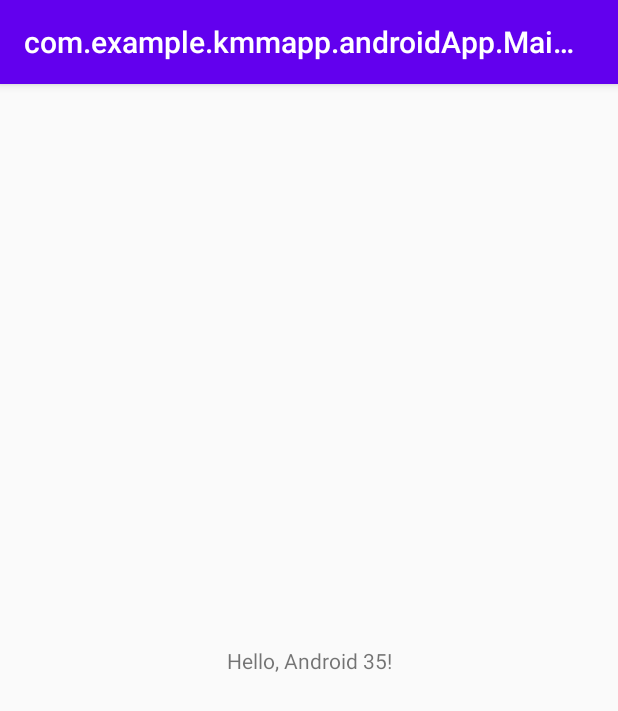
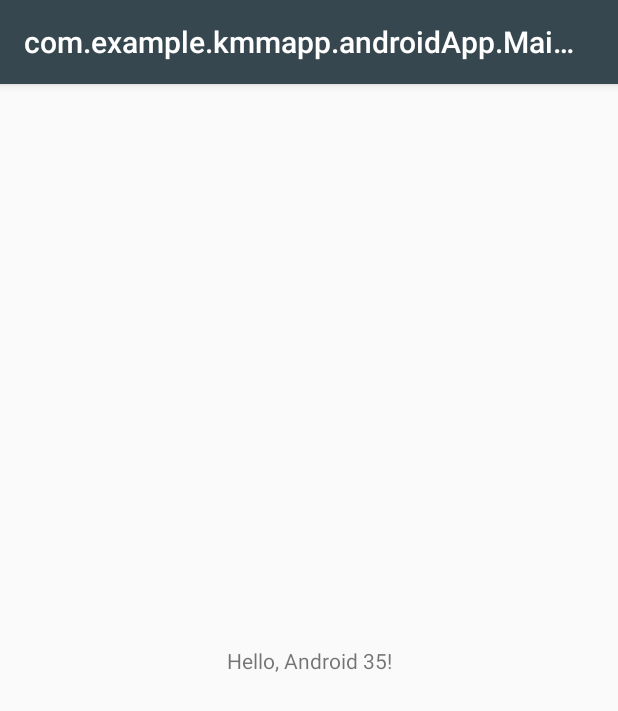
Before and after one commit to ggguille/KmmApp, an Android app: the screen it shows after launch (MainActivity), on a phone screen of 412 x 824 dp. Shown: the top 711 px of the screen. Run offline under Robolectric (Android 15) with nearby library versions, the phone set to English and light mode, and no system bars.

Commit message:
define values

```diff
--- a/androidApp/src/main/res/values/colors.xml
+++ b/androidApp/src/main/res/values/colors.xml
@@ -1,6 +1,10 @@
 <?xml version="1.0" encoding="utf-8"?>
 <resources>
-    <color name="colorPrimary">#6200EE</color>
-    <color name="colorPrimaryDark">#3700B3</color>
-    <color name="colorAccent">#03DAC5</color>
+    <color name="colorPrimary">#37474f</color>
+    <color name="colorPrimaryDark">#102027</color>
+    <color name="colorAccent">#62727b</color>
+
+    <color name="colorSuccessful">#4BB543</color>
+    <color name="colorUnsuccessful">#FC100D</color>
+    <color name="colorNoData">#615F5F</color>
 </resources>
```
Also changed, not shown: androidApp/src/main/res/values/strings.xml (added, +13 -0 lines).
